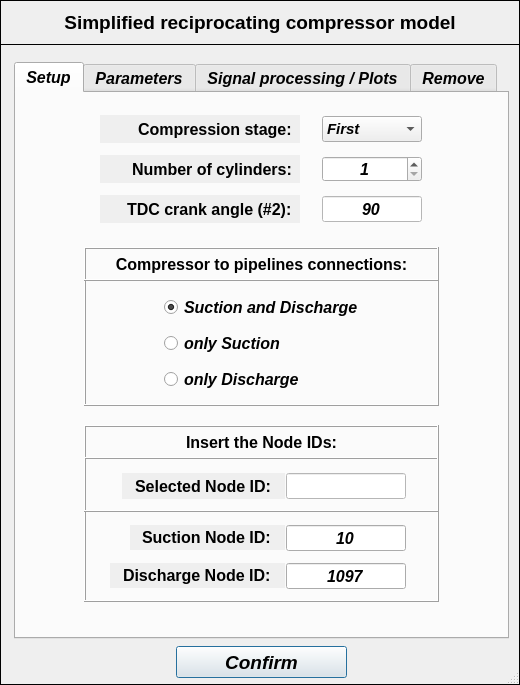
Above: pulse/uix/user_input/ui/compressorModelInput.ui from open-pulse/OpenPulse before the change. Below: the same form after it.
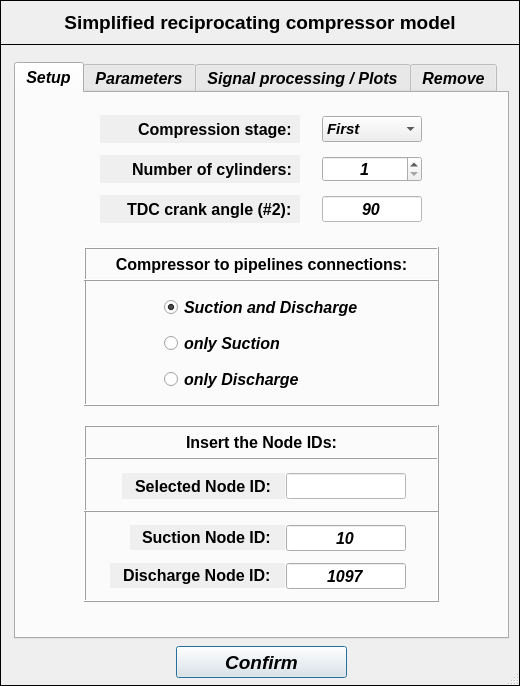
That is the form after the change.

Commit message: compressor model: iterative adjust to valve unload

Diff of the .ui file:
```diff
--- a/pulse/uix/user_input/ui/compressorModelInput.ui
+++ b/pulse/uix/user_input/ui/compressorModelInput.ui
@@ -7,19 +7,19 @@
     <x>0</x>
     <y>0</y>
     <width>520</width>
-    <height>685</height>
+    <height>686</height>
    </rect>
   </property>
   <property name="minimumSize">
    <size>
     <width>520</width>
-    <height>685</height>
+    <height>686</height>
    </size>
   </property>
   <property name="maximumSize">
    <size>
     <width>520</width>
-    <height>695</height>
+    <height>686</height>
    </size>
   </property>
   <property name="windowTitle">
@@ -65,19 +65,19 @@
      <x>0</x>
      <y>44</y>
      <width>520</width>
-     <height>641</height>
+     <height>642</height>
     </rect>
    </property>
    <property name="minimumSize">
     <size>
      <width>520</width>
-     <height>641</height>
+     <height>642</height>
     </size>
    </property>
    <property name="maximumSize">
     <size>
      <width>520</width>
-     <height>641</height>
+     <height>642</height>
     </size>
    </property>
    <property name="frameShape">
```
The commit also changes 1 other file.
